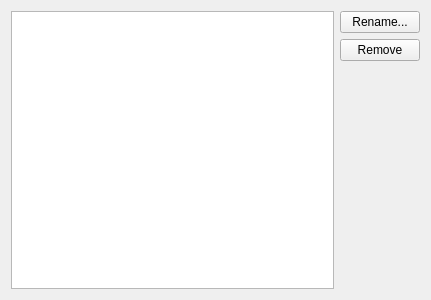
Qt form src/core/tagsviewer.ui (0xd34df00d/leechcraft) before a commit.
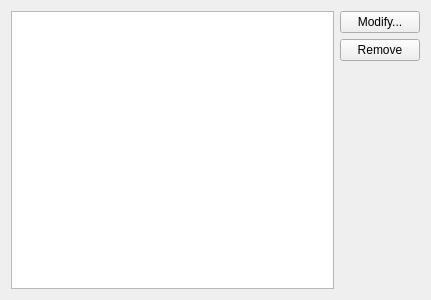
The same form after that commit.

Commit message: [Core] Expose tags splitting in the UI

Patch:
```diff
--- a/src/core/tagsviewer.ui
+++ b/src/core/tagsviewer.ui
@@ -29,7 +29,7 @@
      <item>
       <widget class="QPushButton" name="Rename_">
        <property name="text">
-        <string>Rename...</string>
+        <string>Modify...</string>
        </property>
       </widget>
      </item>
```
Left out of the diff: 2 changed lines with no effect on the pictures. The commit also changes 3 other files.
